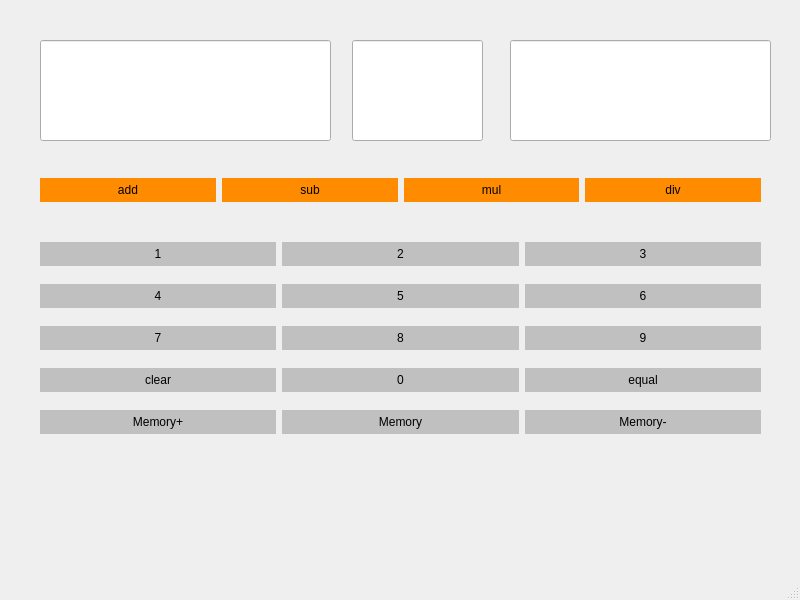
Qt form calci.ui (girishPro24/optimummg) before a commit.
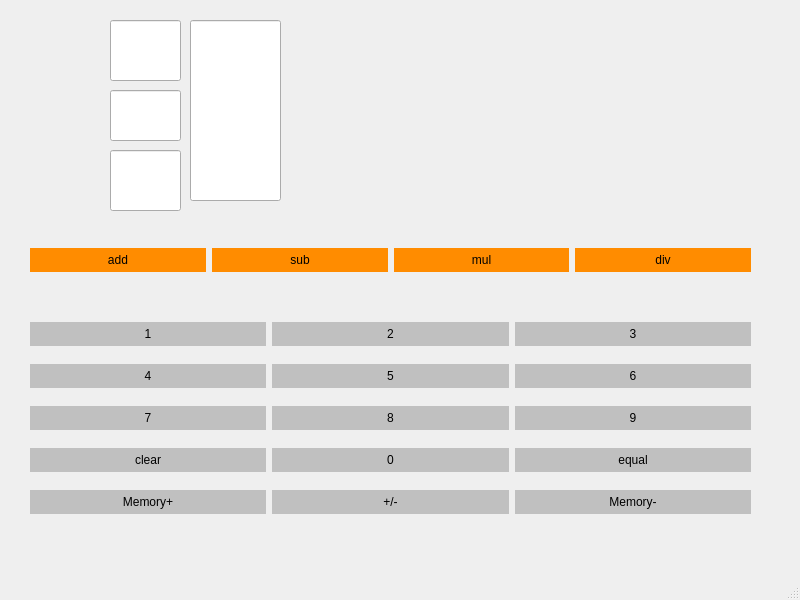
The same form after that commit.

```diff
--- a/calci.ui
+++ b/calci.ui
@@ -17,18 +17,18 @@
    <widget class="QLineEdit" name="display">
     <property name="geometry">
      <rect>
-      <x>40</x>
-      <y>40</y>
-      <width>291</width>
-      <height>101</height>
-     </rect>
-    </property>
-   </widget>
-   <widget class="QWidget" name="horizontalLayoutWidget">
-    <property name="geometry">
-     <rect>
-      <x>40</x>
+      <x>110</x>
       <y>150</y>
+      <width>71</width>
+      <height>61</height>
+     </rect>
+    </property>
+   </widget>
+   <widget class="QWidget" name="horizontalLayoutWidget">
+    <property name="geometry">
+     <rect>
+      <x>30</x>
+      <y>220</y>
       <width>721</width>
       <height>80</height>
      </rect>
@@ -119,8 +119,8 @@
    <widget class="QWidget" name="gridLayoutWidget">
     <property name="geometry">
      <rect>
-      <x>40</x>
-      <y>230</y>
+      <x>30</x>
+      <y>310</y>
       <width>721</width>
       <height>217</height>
      </rect>
@@ -155,7 +155,7 @@
 }</string>
        </property>
        <property name="text">
-        <string>Memory</string>
+        <string>+/-</string>
        </property>
       </widget>
      </item>
@@ -444,20 +444,30 @@
    <widget class="QLineEdit" name="display2">
     <property name="geometry">
      <rect>
-      <x>352</x>
-      <y>40</y>
-      <width>131</width>
-      <height>101</height>
+      <x>110</x>
+      <y>90</y>
+      <width>71</width>
+      <height>51</height>
      </rect>
     </property>
    </widget>
    <widget class="QLineEdit" name="display3">
     <property name="geometry">
      <rect>
-      <x>510</x>
-      <y>40</y>
-      <width>261</width>
-      <height>101</height>
+      <x>110</x>
+      <y>20</y>
+      <width>71</width>
+      <height>61</height>
+     </rect>
+    </property>
+   </widget>
+   <widget class="QLineEdit" name="display4">
+    <property name="geometry">
+     <rect>
+      <x>190</x>
+      <y>20</y>
+      <width>91</width>
+      <height>181</height>
      </rect>
     </property>
    </widget>
```
Left out of the diff: 4 changed lines with no effect on the pictures.
